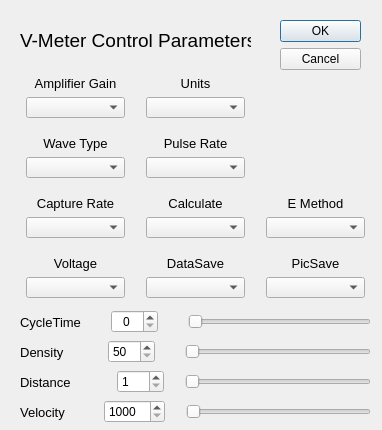
Qt form control_dialog.ui (ndtmike/Veelinx) before a commit.
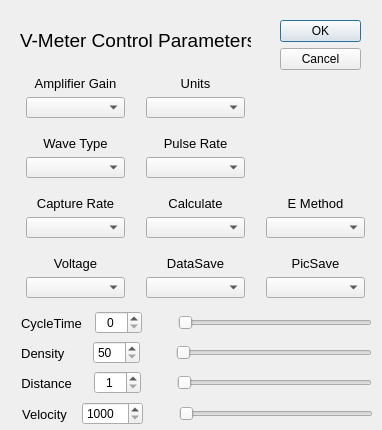
The same form after that commit.

Commit message: Remote Control and Splash Screen Changes

```diff
--- a/control_dialog.ui
+++ b/control_dialog.ui
@@ -527,18 +527,83 @@
     </item>
    </layout>
   </widget>
-  <widget class="QWidget" name="layoutWidget_10">
+  <widget class="QWidget" name="">
    <property name="geometry">
     <rect>
-     <x>20</x>
-     <y>340</y>
+     <x>21</x>
+     <y>311</y>
      <width>351</width>
      <height>24</height>
     </rect>
    </property>
-   <layout class="QHBoxLayout" name="formLayoutDensity">
+   <layout class="QHBoxLayout" name="horizontalLayout_2">
     <property name="spacing">
-     <number>30</number>
+     <number>36</number>
+    </property>
+    <item>
+     <layout class="QHBoxLayout" name="horizontalLayout">
+      <property name="spacing">
+       <number>13</number>
+      </property>
+      <item>
+       <widget class="QLabel" name="lblCycleTime">
+        <property name="font">
+         <font>
+          <pointsize>10</pointsize>
+         </font>
+        </property>
+        <property name="text">
+         <string>CycleTime</string>
+        </property>
+        <property name="alignment">
+         <set>Qt::AlignCenter</set>
+        </property>
+       </widget>
+      </item>
+      <item>
+       <widget class="QSpinBox" name="CycleTimeSpinBox">
+        <property name="frame">
+         <bool>true</bool>
+        </property>
+        <property name="alignment">
+         <set>Qt::AlignCenter</set>
+        </property>
+        <property name="maximum">
+         <number>600</number>
+        </property>
+       </widget>
+      </item>
+     </layout>
+    </item>
+    <item>
+     <widget class="QSlider" name="horizontalSliderCycleTime">
+      <property name="maximum">
+       <number>600</number>
+      </property>
+      <property name="orientation">
+       <enum>Qt::Horizontal</enum>
+      </property>
+     </widget>
+    </item>
+   </layout>
+  </widget>
+  <widget class="QWidget" name="">
+   <property name="geometry">
+    <rect>
+     <x>21</x>
+     <y>341</y>
+     <width>351</width>
+     <height>24</height>
+    </rect>
+   </property>
+   <layout class="QHBoxLayout" name="horizontalLayout_4">
+    <property name="spacing">
+     <number>36</number>
+    </property>
+    <item>
+     <layout class="QHBoxLayout" name="horizontalLayout_3">
+      <property name="spacing">
+       <number>14</number>
     </property>
     <item>
      <widget class="QLabel" name="lblDensity">
@@ -568,6 +633,8 @@
       </property>
      </widget>
     </item>
+     </layout>
+    </item>
     <item>
      <widget class="QSlider" name="horizontalSliderDensity">
       <property name="minimum">
@@ -583,18 +650,23 @@
     </item>
    </layout>
   </widget>
-  <widget class="QWidget" name="layoutWidget_11">
+  <widget class="QWidget" name="">
    <property name="geometry">
     <rect>
-     <x>20</x>
-     <y>370</y>
+     <x>21</x>
+     <y>371</y>
      <width>351</width>
      <height>24</height>
     </rect>
    </property>
-   <layout class="QHBoxLayout" name="formLayoutDistance">
+   <layout class="QHBoxLayout" name="horizontalLayout_6">
     <property name="spacing">
-     <number>21</number>
+     <number>36</number>
+    </property>
+    <item>
+     <layout class="QHBoxLayout" name="horizontalLayout_5">
+      <property name="spacing">
+       <number>11</number>
     </property>
     <item>
      <widget class="QLabel" name="lblDistance">
@@ -604,7 +676,7 @@
        </font>
       </property>
       <property name="text">
-       <string>Distance       </string>
+         <string>Distance   </string>
       </property>
       <property name="alignment">
        <set>Qt::AlignCenter</set>
@@ -613,6 +685,12 @@
     </item>
     <item>
      <widget class="QSpinBox" name="DistanceSpinBox">
+        <property name="layoutDirection">
+         <enum>Qt::LeftToRight</enum>
+        </property>
+        <property name="alignment">
+         <set>Qt::AlignCenter</set>
+        </property>
       <property name="minimum">
        <number>1</number>
       </property>
@@ -620,6 +698,8 @@
        <number>600</number>
       </property>
      </widget>
+      </item>
+     </layout>
     </item>
     <item>
      <widget class="QSlider" name="horizontalSliderDistance">
@@ -636,18 +716,23 @@
     </item>
    </layout>
   </widget>
-  <widget class="QWidget" name="layoutWidget_12">
+  <widget class="QWidget" name="">
    <property name="geometry">
     <rect>
-     <x>20</x>
-     <y>400</y>
+     <x>22</x>
+     <y>402</y>
      <width>351</width>
      <height>24</height>
     </rect>
    </property>
-   <layout class="QHBoxLayout" name="formLayoutVelocity">
+   <layout class="QHBoxLayout" name="horizontalLayout_8">
     <property name="spacing">
-     <number>21</number>
+     <number>36</number>
+    </property>
+    <item>
+     <layout class="QHBoxLayout" name="horizontalLayout_7">
+      <property name="spacing">
+       <number>15</number>
     </property>
     <item>
      <widget class="QLabel" name="lblVelocity">
@@ -657,7 +742,7 @@
        </font>
       </property>
       <property name="text">
-       <string>Velocity     </string>
+         <string>Velocity</string>
       </property>
       <property name="alignment">
        <set>Qt::AlignCenter</set>
@@ -674,6 +759,8 @@
       </property>
      </widget>
     </item>
+     </layout>
+    </item>
     <item>
      <widget class="QSlider" name="horizontalSliderVelocity">
       <property name="minimum">
@@ -689,59 +776,6 @@
     </item>
    </layout>
   </widget>
-  <widget class="QWidget" name="layoutWidget">
-   <property name="geometry">
-    <rect>
-     <x>20</x>
-     <y>310</y>
-     <width>351</width>
-     <height>24</height>
-    </rect>
-   </property>
-   <layout class="QHBoxLayout" name="formLayoutCycleTime">
-    <property name="spacing">
-     <number>30</number>
-    </property>
-    <item>
-     <widget class="QLabel" name="lblCycleTime">
-      <property name="font">
-       <font>
-        <pointsize>10</pointsize>
-       </font>
-      </property>
-      <property name="text">
-       <string>CycleTime</string>
-      </property>
-      <property name="alignment">
-       <set>Qt::AlignCenter</set>
-      </property>
-     </widget>
-    </item>
-    <item>
-     <widget class="QSpinBox" name="CycleTimeSpinBox">
-      <property name="frame">
-       <bool>true</bool>
-      </property>
-      <property name="alignment">
-       <set>Qt::AlignCenter</set>
-      </property>
-      <property name="maximum">
-       <number>600</number>
-      </property>
-     </widget>
-    </item>
-    <item>
-     <widget class="QSlider" name="horizontalSliderCycleTime">
-      <property name="maximum">
-       <number>600</number>
-      </property>
-      <property name="orientation">
-       <enum>Qt::Horizontal</enum>
-      </property>
-     </widget>
-    </item>
-   </layout>
-  </widget>
   <zorder>layoutWidget</zorder>
   <zorder>layoutWidget</zorder>
   <zorder>buttonBox</zorder>
```
Lines whose indentation alone changed are shown as unchanged. The commit also changes 5 other files.
